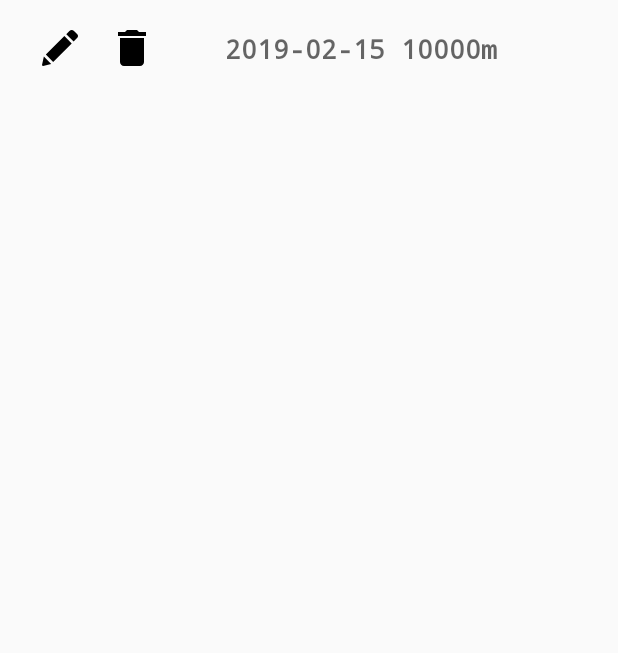
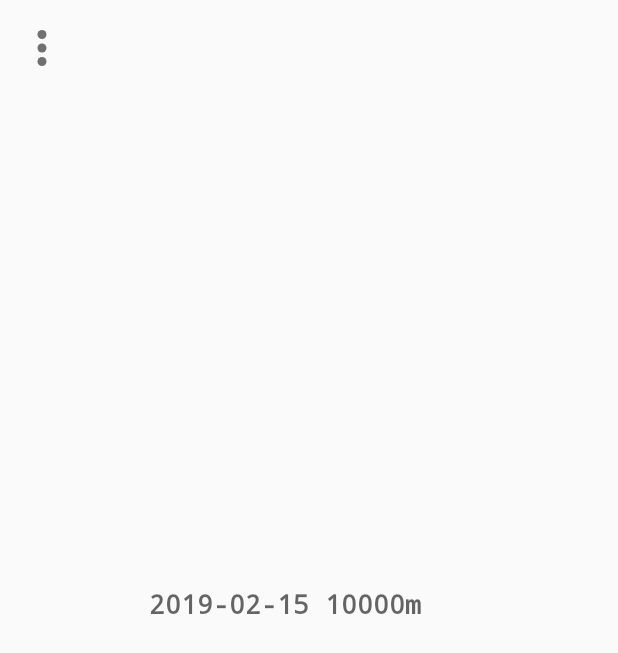
Before and after one commit to Baltasarq/nadamillas, an Android app: the layout listview_session_entry.xml on its own in the app's theme, with its tools: preview values and no code run, on a phone screen of 412 x 824 dp. Shown: the top 653 px of the screen. Run offline under Robolectric (Android 15) with nearby library versions, the phone set to English and light mode, and no system bars.

Commit message:
Enhancement over issue #3: now a single icon hides the menu for the entry

```diff
--- a/app/src/main/java/com/devbaltasarq/nadamillas/core/AppInfo.java
+++ b/app/src/main/java/com/devbaltasarq/nadamillas/core/AppInfo.java
@@ -2,7 +2,7 @@ package com.devbaltasarq.nadamillas.core;
 
 public class AppInfo {
     public static final String AUTHOR = "baltasarq@gmail.com";
-    public static final String VERSION = "1.1.3 20190521";
+    public static final String VERSION = "1.1.4 20190527";
     public static final String LICENSE = "MIT license";
     public static final String COPYRIGHT = "(c) 2019";
 
--- a/app/src/main/res/drawable/btn_delete.xml
+++ b/app/src/main/res/drawable/btn_delete.xml
@@ -1,5 +1,5 @@
-<vector android:autoMirrored="true" android:height="24dp"
+<vector android:autoMirrored="true" android:height="16dp"
     android:viewportHeight="459" android:viewportWidth="459"
-    android:width="24dp" xmlns:android="http://schemas.android.com/apk/res/android">
+    android:width="16dp" xmlns:android="http://schemas.android.com/apk/res/android">
     <path android:fillColor="#FF000000" android:pathData="M76.5,408c0,28.05 22.95,51 51,51h204c28.05,0 51,-22.95 51,-51V102h-306V408zM408,25.5h-89.25L293.25,0h-127.5l-25.5,25.5H51v51h357V25.5z"/>
 </vector>
--- /dev/null
+++ b/app/src/main/res/drawable/btn_menu.xml
@@ -0,0 +1,7 @@
+<vector android:autoMirrored="true" android:height="24dp"
+    android:viewportHeight="512" android:viewportWidth="512"
+    android:width="24dp" xmlns:android="http://schemas.android.com/apk/res/android">
+    <path android:fillColor="#FF000000" android:pathData="M256,256m-64,0a64,64 0,1 1,128 0a64,64 0,1 1,-128 0"/>
+    <path android:fillColor="#FF000000" android:pathData="M256,448m-64,0a64,64 0,1 1,128 0a64,64 0,1 1,-128 0"/>
+    <path android:fillColor="#FF000000" android:pathData="M256,64m-64,0a64,64 0,1 1,128 0a64,64 0,1 1,-128 0"/>
+</vector>
--- a/app/src/main/res/drawable/btn_pencil.xml
+++ b/app/src/main/res/drawable/btn_pencil.xml
@@ -1,5 +1,5 @@
-<vector android:autoMirrored="true" android:height="24dp"
+<vector android:autoMirrored="true" android:height="16dp"
     android:viewportHeight="528.899" android:viewportWidth="528.899"
-    android:width="24dp" xmlns:android="http://schemas.android.com/apk/res/android">
+    android:width="16dp" xmlns:android="http://schemas.android.com/apk/res/android">
     <path android:fillColor="#FF000000" android:pathData="M328.883,89.125l107.59,107.589l-272.34,272.34L56.604,361.465L328.883,89.125zM518.113,63.177l-47.981,-47.981c-18.543,-18.543 -48.653,-18.543 -67.259,0l-45.961,45.961l107.59,107.59l53.611,-53.611C532.495,100.753 532.495,77.559 518.113,63.177zM0.3,512.69c-1.958,8.812 5.998,16.708 14.811,14.565l119.891,-29.069L27.473,390.597L0.3,512.69z"/>
 </vector>
--- a/app/src/main/res/drawable/ic_swimming_figure.xml
+++ b/app/src/main/res/drawable/ic_swimming_figure.xml
@@ -1,7 +1,7 @@
 <vector android:autoMirrored="true" android:height="24dp"
     android:viewportHeight="941.214" android:viewportWidth="941.214"
     android:width="24dp" xmlns:android="http://schemas.android.com/apk/res/android">
-    <path android:fillColor="#FFFFFFFF" android:pathData="M119.575,293.47l217.8,28c7.601,19.3 45.9,114.3 53.101,131.3c0,0 0,0 -0.101,0c-63.1,31.2 -126.2,62.3 -189.3,93.5c21.9,-4 44.1,-6 66.4,-6c29.2,0 57.8,3.5 85.1,10.4c55.1,14 104.9,36.399 153,58.1c42.9,19.3 83.5,37.601 124,48.101c5.7,1.5 11.2,2.8 16.7,3.899c-48,-98.3 -177.1,-363.2 -202.6,-421.5c-12,-27.5 -28.5,-37.7 -51.899,-40.7l-255.8,-32.9c-35.3,-4.5 -67.6,20.4 -72.2,55.7C59.375,256.67 84.275,288.97 119.575,293.47z"/>
-    <path android:fillColor="#FFFFFFFF" android:pathData="M16.675,752.87c7.1,5.1 15.2,7.5 23.3,7.5c1.8,0 3.5,-0.101 5.2,-0.4c10.6,-1.4 20.6,-7 27.3,-16.3c25.9,-36.101 66,-64.5 112.7,-80.101c26.8,-8.899 54.8,-13.399 82.3,-13.399c99.7,0 185.2,59.6 275.199,93.899c48.2,18.4 98.5,32 153.2,32c23,0 46.8,-2.399 71.5,-7.899c58.101,-12.8 107.9,-40.4 143.9,-79.101c8.6,-9.3 16.399,-19.1 23.3,-29.6c12.2,-18.4 7.1,-43.2 -11.3,-55.4c-6.8,-4.5 -14.4,-6.6 -22,-6.6c-13,0 -25.7,6.3 -33.4,17.9c-3.1,4.699 -6.5,9.199 -10.2,13.6c-25,29.8 -62.5,51.2 -107.5,61.1c-41.5,9.101 -87.3,6.4 -128.199,-4.199c-43,-11.2 -84.601,-29.9 -128.801,-49.801c-47,-21.1 -95.5,-43 -148.099,-56.399c-25,-6.4 -51.2,-9.5 -77.7,-9.5c-36.1,0 -72.8,5.899 -107.7,17.5c-30.5,10.2 -58.8,24.399 -84.2,42.3c-26.8,18.9 -49.7,41.4 -68.1,67c-1.2,1.7 -2.2,3.4 -3.1,5.2C-4.425,719.47 0.375,741.17 16.675,752.87z"/>
-    <path android:fillColor="#FFFFFFFF" android:pathData="M740.874,426.169m-141.1,0a141.1,141.1 0,1 1,282.2 0a141.1,141.1 0,1 1,-282.2 0"/>
+    <path android:fillColor="#ff303f9f" android:pathData="M119.575,293.47l217.8,28c7.601,19.3 45.9,114.3 53.101,131.3c0,0 0,0 -0.101,0c-63.1,31.2 -126.2,62.3 -189.3,93.5c21.9,-4 44.1,-6 66.4,-6c29.2,0 57.8,3.5 85.1,10.4c55.1,14 104.9,36.399 153,58.1c42.9,19.3 83.5,37.601 124,48.101c5.7,1.5 11.2,2.8 16.7,3.899c-48,-98.3 -177.1,-363.2 -202.6,-421.5c-12,-27.5 -28.5,-37.7 -51.899,-40.7l-255.8,-32.9c-35.3,-4.5 -67.6,20.4 -72.2,55.7C59.375,256.67 84.275,288.97 119.575,293.47z"/>
+    <path android:fillColor="#ff303f9f" android:pathData="M16.675,752.87c7.1,5.1 15.2,7.5 23.3,7.5c1.8,0 3.5,-0.101 5.2,-0.4c10.6,-1.4 20.6,-7 27.3,-16.3c25.9,-36.101 66,-64.5 112.7,-80.101c26.8,-8.899 54.8,-13.399 82.3,-13.399c99.7,0 185.2,59.6 275.199,93.899c48.2,18.4 98.5,32 153.2,32c23,0 46.8,-2.399 71.5,-7.899c58.101,-12.8 107.9,-40.4 143.9,-79.101c8.6,-9.3 16.399,-19.1 23.3,-29.6c12.2,-18.4 7.1,-43.2 -11.3,-55.4c-6.8,-4.5 -14.4,-6.6 -22,-6.6c-13,0 -25.7,6.3 -33.4,17.9c-3.1,4.699 -6.5,9.199 -10.2,13.6c-25,29.8 -62.5,51.2 -107.5,61.1c-41.5,9.101 -87.3,6.4 -128.199,-4.199c-43,-11.2 -84.601,-29.9 -128.801,-49.801c-47,-21.1 -95.5,-43 -148.099,-56.399c-25,-6.4 -51.2,-9.5 -77.7,-9.5c-36.1,0 -72.8,5.899 -107.7,17.5c-30.5,10.2 -58.8,24.399 -84.2,42.3c-26.8,18.9 -49.7,41.4 -68.1,67c-1.2,1.7 -2.2,3.4 -3.1,5.2C-4.425,719.47 0.375,741.17 16.675,752.87z"/>
+    <path android:fillColor="#ff303f9f" android:pathData="M740.874,426.169m-141.1,0a141.1,141.1 0,1 1,282.2 0a141.1,141.1 0,1 1,-282.2 0"/>
 </vector>
--- a/app/src/main/res/layout/listview_session_entry.xml
+++ b/app/src/main/res/layout/listview_session_entry.xml
@@ -5,49 +5,38 @@
     xmlns:app="http://schemas.android.com/apk/res-auto"
     android:orientation="horizontal"
     android:layout_margin="10dp"
-    android:layout_gravity="center_vertical">
+    android:layout_gravity="center_vertical|start"
+    android:gravity="center_vertical|center_horizontal">
 
-    <LinearLayout
-        android:layout_weight=".2"
-        android:orientation="horizontal"
-        android:layout_width="wrap_content"
+    <ImageButton    android:id="@+id/btEntryOpsMenu"
+        android:layout_weight=".1"
+        android:layout_width="0dp"
         android:layout_height="wrap_content"
-        android:gravity="center_vertical|center_horizontal">
-
-        <ImageButton    android:id="@+id/btEdit"
-            android:layout_width="wrap_content"
-            android:layout_height="wrap_content"
-            app:backgroundTint="#00000000"
-            app:srcCompat="@drawable/btn_pencil"/>
-
-        <ImageButton    android:id="@+id/btDelete"
-            android:layout_width="wrap_content"
-            android:layout_height="wrap_content"
-            app:backgroundTint="#00000000"
-            app:srcCompat="@drawable/btn_delete"/>
-
-    </LinearLayout>
+        app:backgroundTint="#00000000"
+        android:tint="#ff707070"
+        android:layout_gravity="start"
+        app:srcCompat="@drawable/btn_menu"/>
 
     <LinearLayout
         android:orientation="vertical"
-        android:layout_width="wrap_content"
+        android:layout_width="0dp"
         android:layout_height="wrap_content"
         android:padding="10dp"
-        android:layout_weight=".7">
+        android:layout_weight=".8">
 
         <TextView   android:id="@+id/lblData"
             app:fontFamily="monospace"
             android:textStyle="bold"
-            android:layout_gravity="center"
-            android:layout_width="wrap_content"
+            android:gravity="center"
+            android:layout_width="match_parent"
             android:layout_height="wrap_content"
             android:textAppearance="@style/TextAppearance.AppCompat.Medium"
             android:text="2019-02-15 10000m" />
 
         <TextView   android:id="@+id/lblSpeed"
             app:fontFamily="monospace"
-            android:layout_gravity="center"
-            android:layout_width="wrap_content"
+            android:gravity="center_horizontal"
+            android:layout_width="match_parent"
             android:layout_height="wrap_content" />
     </LinearLayout>
 
@@ -55,6 +44,6 @@
         android:layout_width="32dp"
         android:layout_height="32dp"
         android:layout_weight=".1"
-        android:gravity="center_vertical"/>
+        android:gravity="center_vertical|end"/>
 
 </LinearLayout>
--- a/app/src/main/res/values/strings.xml
+++ b/app/src/main/res/values/strings.xml
@@ -26,6 +26,8 @@
     <string name="action_export">Export</string>
     <string name="action_import">Import</string>
     <string name="action_settings">Settings</string>
+    <string name="action_modify">Modify</string>
+    <string name="action_delete">Delete</string>
 
     <!-- Labels -->
     <string name="label_back">Back</string>
```
Also changed, not shown: app/build.gradle (+5 -4 lines), app/src/main/java/com/devbaltasarq/nadamillas/ui/BrowseActivity.java (+38 -0 lines), app/src/main/java/com/devbaltasarq/nadamillas/ui/HistoryActivity.java (+37 -1 lines), app/src/main/java/com/devbaltasarq/nadamillas/ui/IconListAlertDialog.java (added, +167 -0 lines), app/src/main/java/com/devbaltasarq/nadamillas/ui/adapters/ListViewSessionArrayAdapter.java (+12 -14 lines), app/src/main/java/com/devbaltasarq/nadamillas/ui/adapters/SessionCursorAdapter.java (+11 -20 lines), app/src/main/res/menu/entry_ops_menu.xml (added, +11 -0 lines), 1 other file.
